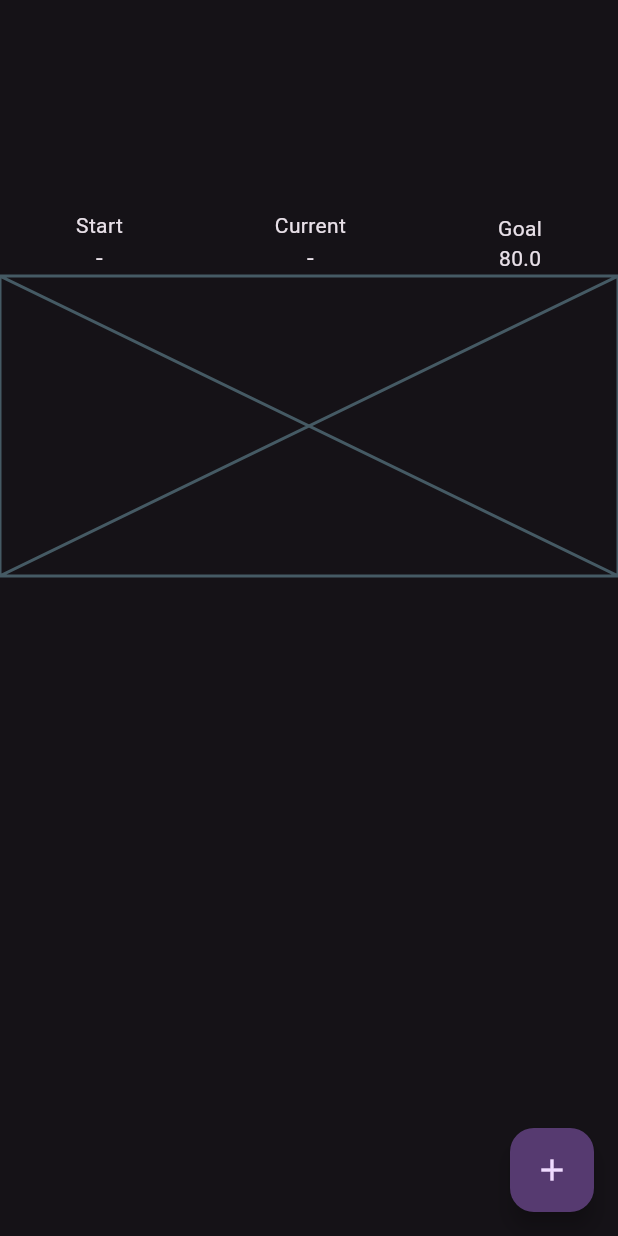
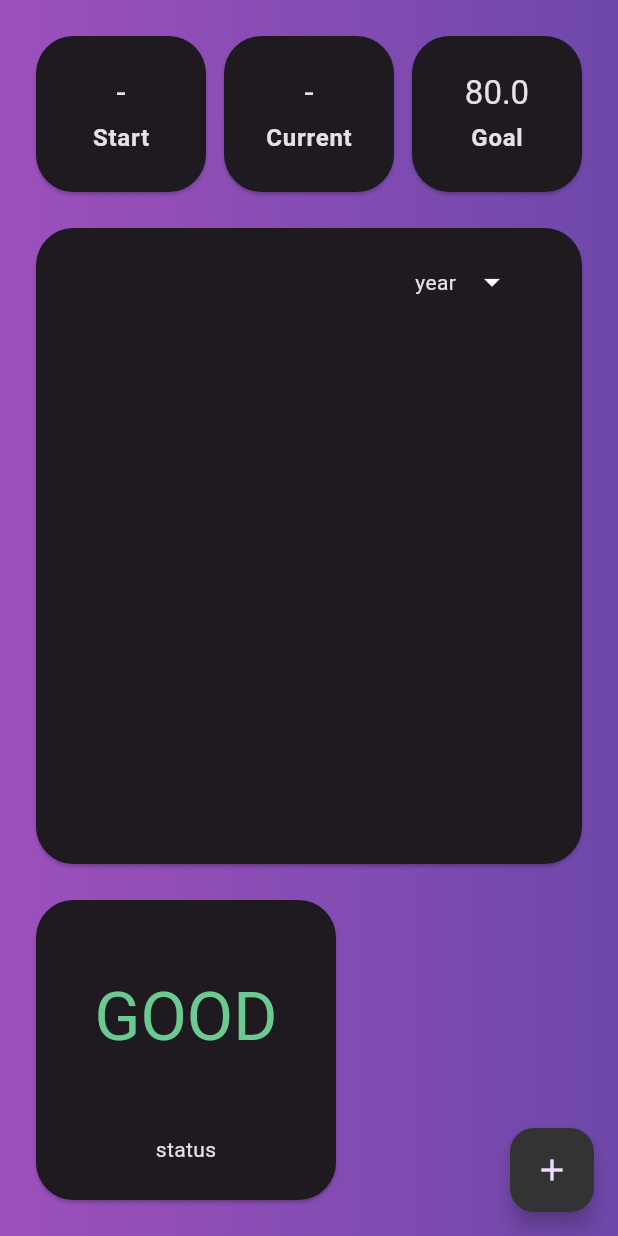
Before and after one commit to Kurczaak/Weight-Tracker, a Flutter app: the screen it shows after launch, on a phone screen of 412 x 824 dp. Run offline on Flutter 3.47's test engine with Material 2 defaults, Android fonts, the light colour scheme and no system bars; drawn by our look-alikes of fl_chart; our stand-ins replace dartz, device_preview, flutter_hooks, flutter_riverpod, freezed_annotation, isar and 2 more; accounts and stored records are empty; generated files the repository leaves out were written again.

Commit message:
feat: implement basic home page UI

```diff
--- a/lib/src/presentation/feature/home/home_page.dart
+++ b/lib/src/presentation/feature/home/home_page.dart
@@ -1,9 +1,15 @@
 import 'package:flutter/material.dart';
 import 'package:flutter_riverpod/flutter_riverpod.dart';
 import 'package:simple_weight_tracker/src/domain/model/weight_record.dart';
+import 'package:simple_weight_tracker/src/presentation/common/widget/base_card.dart';
+import 'package:simple_weight_tracker/src/presentation/common/widget/period_selector/model/selected_period.dart';
+import 'package:simple_weight_tracker/src/presentation/common/widget/period_selector/period_selector.dart';
+import 'package:simple_weight_tracker/src/presentation/common/widget/weight_chart.dart';
 import 'package:simple_weight_tracker/src/presentation/feature/home/notifier/weight_tracker_notifier.dart';
 import 'package:simple_weight_tracker/src/presentation/feature/home/widget/weight_picker_dialog.dart';
+import 'package:simple_weight_tracker/src/presentation/styleguide/app_colors.dart';
 import 'package:simple_weight_tracker/src/presentation/styleguide/app_consts.dart';
+import 'package:simple_weight_tracker/src/presentation/styleguide/app_dimens.dart';
 
 class HomePage extends ConsumerWidget {
   const HomePage({super.key});
@@ -20,6 +26,7 @@ class HomePage extends ConsumerWidget {
         goalWeight: 80,
       ),
       floatingActionButton: FloatingActionButton(
+        backgroundColor: AppColors.secondaryColor,
         onPressed: () => _onFloatingActionButtonPressed(
           context: context,
           weightRecord: state.latestWeight,
@@ -57,20 +64,55 @@ class _HomePageBody extends StatelessWidget {
 
   @override
   Widget build(BuildContext context) {
-    return Column(
-      mainAxisAlignment: MainAxisAlignment.center,
+    return DecoratedBox(
+      decoration: const BoxDecoration(
+        gradient: AppColors.backgroundGradient,
+      ),
+      child: SafeArea(
+        child: Padding(
+          padding: const EdgeInsets.symmetric(
+            vertical: AppDimens.paddingLarge,
+            horizontal: AppDimens.paddingLarge,
+          ),
+          child: Column(
+            crossAxisAlignment: CrossAxisAlignment.start,
             children: [
               _WeightStatusRow(
                 firstRecord: firstRecord,
                 currentRecord: currentRecord,
                 goalWeight: goalWeight,
               ),
-        const _WeightChart(),
-        const SizedBox(
-          height: 300,
-          child: _RecordsList(),
+              AppSpacers.h24,
+              const Expanded(child: _WeightChart()),
+              AppSpacers.h24,
+              BaseCard(
+                width: AppDimens.statusCardSize,
+                height: AppDimens.statusCardSize,
+                child: Column(
+                  children: [
+                    Expanded(
+                      child: Center(
+                        child: Text(
+                          'GOOD',
+                          style: Theme.of(context)
+                              .textTheme
+                              .displayMedium
+                              ?.copyWith(color: AppColors.positiveColor),
+                        ),
+                      ),
+                    ),
+                    Text(
+                      'status',
+                      style: Theme.of(context).textTheme.bodyMedium,
+                    ),
+                    AppSpacers.h24,
+                  ],
+                ),
               )
             ],
+          ),
+        ),
+      ),
     );
   }
 }
@@ -94,13 +136,13 @@ class _WeightStatusRow extends StatelessWidget {
         _WeightStatusCell(
           title: 'Start',
           subtitle: firstRecord?.weight.toStringAsFixed(1) ?? '-',
-          isHighlighted: true,
         ),
+        AppSpacers.w12,
         _WeightStatusCell(
           title: 'Current',
           subtitle: currentRecord?.weight.toStringAsFixed(1) ?? '-',
-          isHighlighted: true,
         ),
+        AppSpacers.w12,
         _WeightStatusCell(
           title: 'Goal',
           subtitle: goalWeight.toStringAsFixed(1),
@@ -114,35 +156,66 @@ class _WeightStatusCell extends StatelessWidget {
   const _WeightStatusCell({
     required this.title,
     required this.subtitle,
-    this.isHighlighted = false,
   });
 
   final String title;
   final String subtitle;
-  final bool isHighlighted;
 
   @override
   Widget build(BuildContext context) {
-    return Column(
+    return Expanded(
+      child: BaseCard(
+        padding: const EdgeInsets.symmetric(
+          // horizontal: AppDimens.paddingLarge,
+          vertical: AppDimens.paddingLarge,
+        ),
+        child: Column(
           children: [
-        Text(title),
             Text(
               subtitle,
-          style: isHighlighted ? Theme.of(context).textTheme.bodyLarge : null,
+              style: Theme.of(context).textTheme.titleLarge,
+            ),
+            AppSpacers.h4,
+            Text(
+              title,
+              style: Theme.of(context)
+                  .textTheme
+                  .bodyLarge
+                  ?.copyWith(fontWeight: FontWeight.bold),
             ),
           ],
+        ),
+      ),
     );
   }
 }
 
-class _WeightChart extends StatelessWidget {
+class _WeightChart extends ConsumerWidget {
   const _WeightChart();
 
   @override
-  Widget build(BuildContext context) {
-    return const SizedBox(
-      height: 200,
-      child: Placeholder(),
+  Widget build(BuildContext context, WidgetRef ref) {
+    final state = ref.watch(weightTrackerNotifierProvider);
+    return BaseCard(
+      height: 300,
+      width: double.maxFinite,
+      padding: const EdgeInsets.symmetric(
+        horizontal: AppDimens.paddingLarge,
+        vertical: AppDimens.paddingMedium,
+      ),
+      child: Column(
+        children: [
+          Align(
+            alignment: Alignment.topRight,
+            child: PeriodSelector(
+              initiallySelectedPeriod: SelectedPeriod.year,
+              onSelected: (selectedPeriod) {},
+            ),
+          ),
+          AppSpacers.h24,
+          Expanded(child: WeightChart(weightRecords: state.records))
+        ],
+      ),
     );
   }
 }
```
Lines whose indentation alone changed are shown as unchanged.
